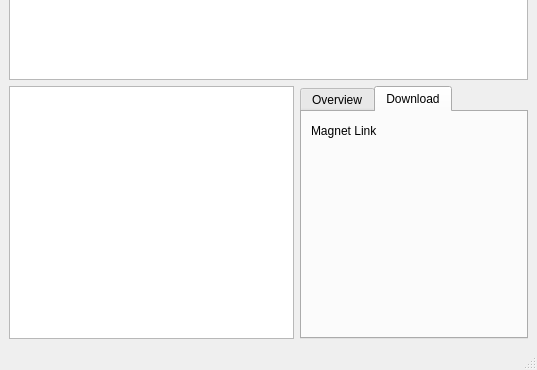
Before: the Qt Designer form torrentbro/ui/Home.ui in subins2000/TorrentBro, drawn with Qt 5; both pictures show x 0 to 537 and y 230 to 600 of the 537 by 600 pixel window.
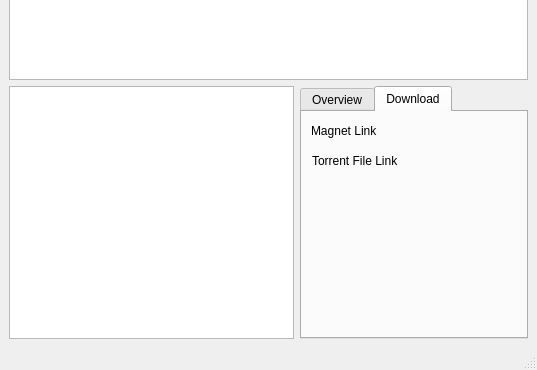
After: the same form once the commit is applied. Icons and pictures are not drawn.

Commit message: Added .torren file download link

```diff
--- a/torrentbro/ui/Home.ui
+++ b/torrentbro/ui/Home.ui
@@ -169,6 +169,31 @@
            <string>Magnet Link</string>
           </property>
          </widget>
+         <widget class="QLabel" name="torrentInfoTorrentLink">
+          <property name="geometry">
+           <rect>
+            <x>10</x>
+            <y>40</y>
+            <width>101</width>
+            <height>17</height>
+           </rect>
+          </property>
+          <property name="sizePolicy">
+           <sizepolicy hsizetype="Expanding" vsizetype="Expanding">
+            <horstretch>0</horstretch>
+            <verstretch>1</verstretch>
+           </sizepolicy>
+          </property>
+          <property name="maximumSize">
+           <size>
+            <width>16777215</width>
+            <height>50</height>
+           </size>
+          </property>
+          <property name="text">
+           <string>Torrent File Link</string>
+          </property>
+         </widget>
         </widget>
        </widget>
       </item>
```
The commit also changes 1 other file.
